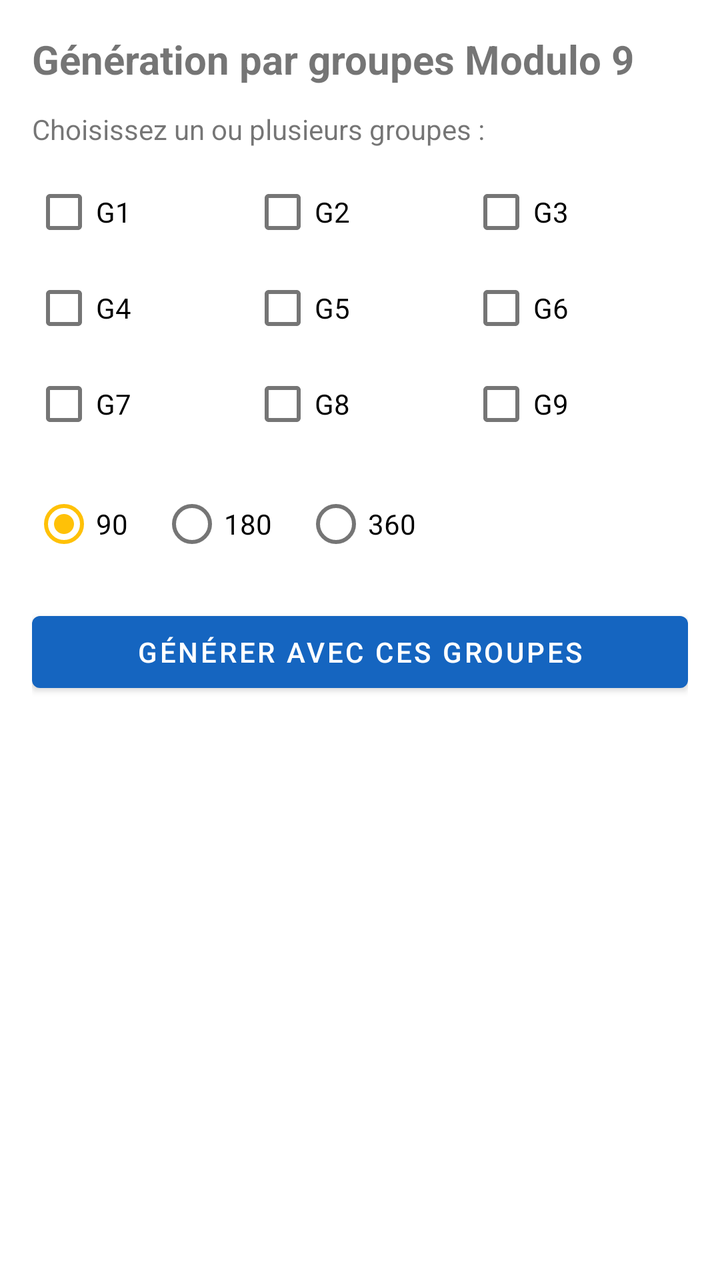
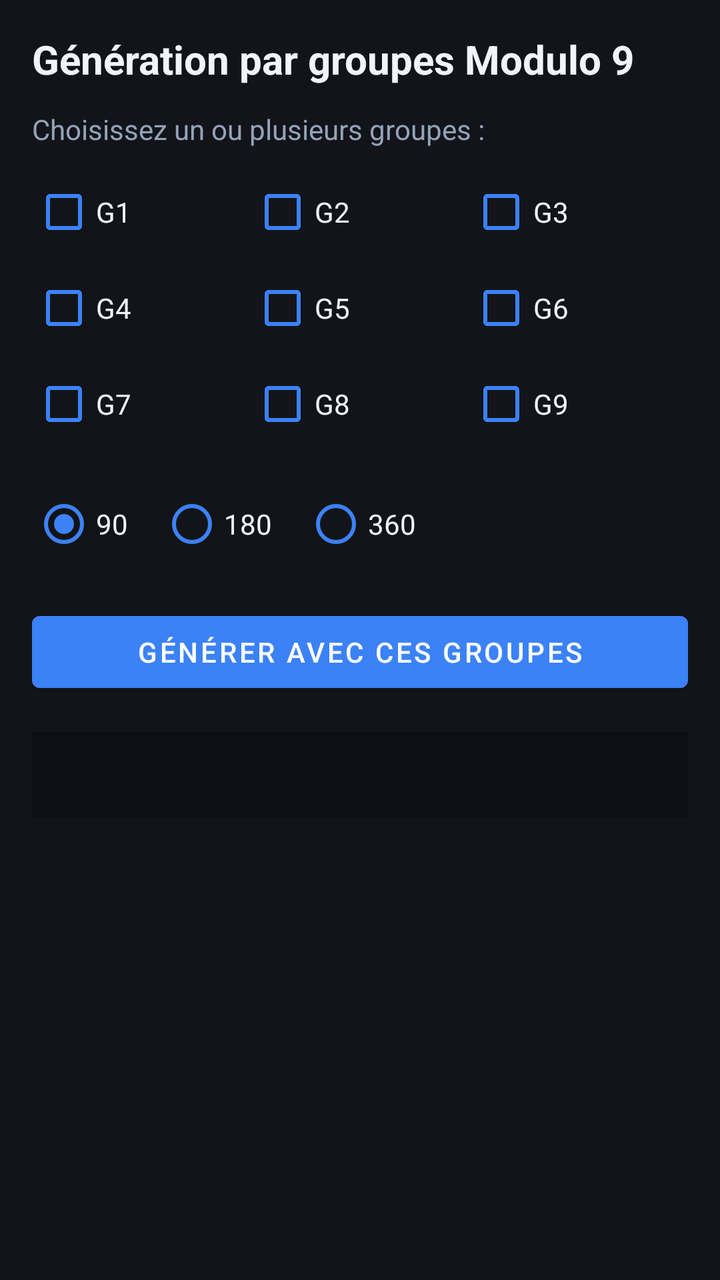

Before-and-after screenshots of an Android layout around one commit, followed by the original layout XML and the change that was made.
<!-- AndroidManifest.xml: application theme Theme.SAMEGLOBAL_LOTO5_90 -->
<!-- res/layout/activity_modulo.xml -->
<?xml version="1.0" encoding="utf-8"?>
<LinearLayout xmlns:android="http://schemas.android.com/apk/res/android"
    android:layout_width="match_parent"
    android:layout_height="match_parent"
    android:orientation="vertical"
    android:padding="16dp">

    <TextView
        android:layout_width="wrap_content"
        android:layout_height="wrap_content"
        android:text="Génération par groupes Modulo 9"
        android:textSize="20sp"
        android:textStyle="bold"
        android:layout_marginBottom="12dp" />

    <TextView
        android:layout_width="wrap_content"
        android:layout_height="wrap_content"
        android:text="Choisissez un ou plusieurs groupes :"
        android:layout_marginBottom="8dp" />

    <GridLayout
        android:layout_width="match_parent"
        android:layout_height="wrap_content"
        android:columnCount="3"
        android:layout_marginBottom="12dp">

        <CheckBox android:id="@+id/cbG1" android:text="G1" android:layout_width="0dp" android:layout_columnWeight="1" android:layout_height="wrap_content" />
        <CheckBox android:id="@+id/cbG2" android:text="G2" android:layout_width="0dp" android:layout_columnWeight="1" android:layout_height="wrap_content" />
        <CheckBox android:id="@+id/cbG3" android:text="G3" android:layout_width="0dp" android:layout_columnWeight="1" android:layout_height="wrap_content" />
        <CheckBox android:id="@+id/cbG4" android:text="G4" android:layout_width="0dp" android:layout_columnWeight="1" android:layout_height="wrap_content" />
        <CheckBox android:id="@+id/cbG5" android:text="G5" android:layout_width="0dp" android:layout_columnWeight="1" android:layout_height="wrap_content" />
        <CheckBox android:id="@+id/cbG6" android:text="G6" android:layout_width="0dp" android:layout_columnWeight="1" android:layout_height="wrap_content" />
        <CheckBox android:id="@+id/cbG7" android:text="G7" android:layout_width="0dp" android:layout_columnWeight="1" android:layout_height="wrap_content" />
        <CheckBox android:id="@+id/cbG8" android:text="G8" android:layout_width="0dp" android:layout_columnWeight="1" android:layout_height="wrap_content" />
        <CheckBox android:id="@+id/cbG9" android:text="G9" android:layout_width="0dp" android:layout_columnWeight="1" android:layout_height="wrap_content" />

    </GridLayout>

    <RadioGroup
        android:id="@+id/rgNombreGrillesModulo"
        android:layout_width="wrap_content"
        android:layout_height="wrap_content"
        android:orientation="horizontal"
        android:layout_marginBottom="16dp">

        <RadioButton
            android:id="@+id/rbModulo90"
            android:layout_width="wrap_content"
            android:layout_height="wrap_content"
            android:text="90"
            android:checked="true" />

        <RadioButton
            android:id="@+id/rbModulo180"
            android:layout_width="wrap_content"
            android:layout_height="wrap_content"
            android:layout_marginStart="16dp"
            android:text="180" />

        <RadioButton
            android:id="@+id/rbModulo360"
            android:layout_width="wrap_content"
            android:layout_height="wrap_content"
            android:layout_marginStart="16dp"
            android:text="360" />

    </RadioGroup>

    <Button
        android:id="@+id/btnGenererModulo"
        android:layout_width="match_parent"
        android:layout_height="wrap_content"
        android:text="GÉNÉRER AVEC CES GROUPES"
        android:layout_marginBottom="16dp" />

    <ScrollView
        android:layout_width="match_parent"
        android:layout_height="0dp"
        android:layout_weight="1">

        <TextView
            android:id="@+id/tvResultatModulo"
            android:layout_width="match_parent"
            android:layout_height="wrap_content"
            android:textSize="14sp"
            android:fontFamily="monospace" />

    </ScrollView>

</LinearLayout>
<!-- resources referenced by this layout -->
<resources>
  <style name="Theme.SAMEGLOBAL_LOTO5_90" parent="Theme.MaterialComponents.Light.DarkActionBar">
          <item name="colorPrimary">@color/colorPrimary</item>
          <item name="colorPrimaryVariant">@color/colorPrimaryDark</item>
          <item name="colorOnPrimary">#FFFFFF</item>
          <item name="colorSecondary">@color/colorAccent</item>
          <item name="colorSecondaryVariant">@color/colorAccent</item>
          <item name="colorOnSecondary">#000000</item>
          <item name="android:statusBarColor" tools:targetApi="l">@color/colorPrimaryDark</item>
      </style>
  <color name="colorPrimary">#1565C0</color>
  <color name="colorPrimaryDark">#0D47A1</color>
  <color name="colorAccent">#FFC107</color>
</resources>

<!-- the commit's change to res/layout/activity_modulo.xml (unified diff, before → after) -->
@@ -3,6 +3,7 @@
     android:layout_width="match_parent"
     android:layout_height="match_parent"
     android:orientation="vertical"
+    android:background="@color/backgroundDark"
     android:padding="16dp">
 
     <TextView
@@ -11,12 +12,14 @@
         android:text="Génération par groupes Modulo 9"
         android:textSize="20sp"
         android:textStyle="bold"
+        android:textColor="@color/textPrimary"
         android:layout_marginBottom="12dp" />
 
     <TextView
         android:layout_width="wrap_content"
         android:layout_height="wrap_content"
         android:text="Choisissez un ou plusieurs groupes :"
+        android:textColor="@color/textSecondary"
         android:layout_marginBottom="8dp" />
 
     <GridLayout
@@ -25,15 +28,15 @@
         android:columnCount="3"
         android:layout_marginBottom="12dp">
 
-        <CheckBox android:id="@+id/cbG1" android:text="G1" android:layout_width="0dp" android:layout_columnWeight="1" android:layout_height="wrap_content" />
-        <CheckBox android:id="@+id/cbG2" android:text="G2" android:layout_width="0dp" android:layout_columnWeight="1" android:layout_height="wrap_content" />
-        <CheckBox android:id="@+id/cbG3" android:text="G3" android:layout_width="0dp" android:layout_columnWeight="1" android:layout_height="wrap_content" />
-        <CheckBox android:id="@+id/cbG4" android:text="G4" android:layout_width="0dp" android:layout_columnWeight="1" android:layout_height="wrap_content" />
-        <CheckBox android:id="@+id/cbG5" android:text="G5" android:layout_width="0dp" android:layout_columnWeight="1" android:layout_height="wrap_content" />
-        <CheckBox android:id="@+id/cbG6" android:text="G6" android:layout_width="0dp" android:layout_columnWeight="1" android:layout_height="wrap_content" />
-        <CheckBox android:id="@+id/cbG7" android:text="G7" android:layout_width="0dp" android:layout_columnWeight="1" android:layout_height="wrap_content" />
-        <CheckBox android:id="@+id/cbG8" android:text="G8" android:layout_width="0dp" android:layout_columnWeight="1" android:layout_height="wrap_content" />
-        <CheckBox android:id="@+id/cbG9" android:text="G9" android:layout_width="0dp" android:layout_columnWeight="1" android:layout_height="wrap_content" />
+        <CheckBox android:id="@+id/cbG1" android:text="G1" android:textColor="@color/textPrimary" android:buttonTint="@color/colorPrimary" android:layout_width="0dp" android:layout_columnWeight="1" android:layout_height="wrap_content" />
+        <CheckBox android:id="@+id/cbG2" android:text="G2" android:textColor="@color/textPrimary" android:buttonTint="@color/colorPrimary" android:layout_width="0dp" android:layout_columnWeight="1" android:layout_height="wrap_content" />
+        <CheckBox android:id="@+id/cbG3" android:text="G3" android:textColor="@color/textPrimary" android:buttonTint="@color/colorPrimary" android:layout_width="0dp" android:layout_columnWeight="1" android:layout_height="wrap_content" />
+        <CheckBox android:id="@+id/cbG4" android:text="G4" android:textColor="@color/textPrimary" android:buttonTint="@color/colorPrimary" android:layout_width="0dp" android:layout_columnWeight="1" android:layout_height="wrap_content" />
+        <CheckBox android:id="@+id/cbG5" android:text="G5" android:textColor="@color/textPrimary" android:buttonTint="@color/colorPrimary" android:layout_width="0dp" android:layout_columnWeight="1" android:layout_height="wrap_content" />
+        <CheckBox android:id="@+id/cbG6" android:text="G6" android:textColor="@color/textPrimary" android:buttonTint="@color/colorPrimary" android:layout_width="0dp" android:layout_columnWeight="1" android:layout_height="wrap_content" />
+        <CheckBox android:id="@+id/cbG7" android:text="G7" android:textColor="@color/textPrimary" android:buttonTint="@color/colorPrimary" android:layout_width="0dp" android:layout_columnWeight="1" android:layout_height="wrap_content" />
+        <CheckBox android:id="@+id/cbG8" android:text="G8" android:textColor="@color/textPrimary" android:buttonTint="@color/colorPrimary" android:layout_width="0dp" android:layout_columnWeight="1" android:layout_height="wrap_content" />
+        <CheckBox android:id="@+id/cbG9" android:text="G9" android:textColor="@color/textPrimary" android:buttonTint="@color/colorPrimary" android:layout_width="0dp" android:layout_columnWeight="1" android:layout_height="wrap_content" />
 
     </GridLayout>
 
@@ -49,6 +52,8 @@
             android:layout_width="wrap_content"
             android:layout_height="wrap_content"
             android:text="90"
+            android:textColor="@color/textPrimary"
+            android:buttonTint="@color/colorPrimary"
             android:checked="true" />
 
         <RadioButton
@@ -56,14 +61,18 @@
             android:layout_width="wrap_content"
             android:layout_height="wrap_content"
             android:layout_marginStart="16dp"
-            android:text="180" />
+            android:text="180"
+            android:textColor="@color/textPrimary"
+            android:buttonTint="@color/colorPrimary" />
 
         <RadioButton
             android:id="@+id/rbModulo360"
             android:layout_width="wrap_content"
             android:layout_height="wrap_content"
             android:layout_marginStart="16dp"
-            android:text="360" />
+            android:text="360"
+            android:textColor="@color/textPrimary"
+            android:buttonTint="@color/colorPrimary" />
 
     </RadioGroup>
 
@@ -72,6 +81,8 @@
         android:layout_width="match_parent"
         android:layout_height="wrap_content"
         android:text="GÉNÉRER AVEC CES GROUPES"
+        android:backgroundTint="@color/colorPrimary"
+        android:textColor="#FFFFFF"
         android:layout_marginBottom="16dp" />
 
     <ScrollView
@@ -83,6 +94,9 @@
             android:id="@+id/tvResultatModulo"
             android:layout_width="match_parent"
             android:layout_height="wrap_content"
+            android:background="@color/surfaceDarker"
+            android:padding="12dp"
+            android:textColor="@color/textPrimary"
             android:textSize="14sp"
             android:fontFamily="monospace" />
 
<!-- resource entries referenced after the edit -->
@@ -1,16 +1,28 @@
 <!-- resources referenced by this layout -->
 <resources>
-  <style name="Theme.SAMEGLOBAL_LOTO5_90" parent="Theme.MaterialComponents.Light.DarkActionBar">
+  <color name="backgroundDark">#12141A</color>
+  <style name="Theme.SAMEGLOBAL_LOTO5_90" parent="Theme.MaterialComponents.NoActionBar">
           <item name="colorPrimary">@color/colorPrimary</item>
           <item name="colorPrimaryVariant">@color/colorPrimaryDark</item>
           <item name="colorOnPrimary">#FFFFFF</item>
           <item name="colorSecondary">@color/colorAccent</item>
           <item name="colorSecondaryVariant">@color/colorAccent</item>
-          <item name="colorOnSecondary">#000000</item>
-          <item name="android:statusBarColor" tools:targetApi="l">@color/colorPrimaryDark</item>
+          <item name="colorOnSecondary">#FFFFFF</item>
+  
+          <item name="android:windowBackground">@color/backgroundDark</item>
+          <item name="android:textColorPrimary">@color/textPrimary</item>
+          <item name="android:textColorSecondary">@color/textSecondary</item>
+  
+          <item name="android:statusBarColor" tools:targetApi="l">@color/surfaceDark</item>
+          <item name="android:navigationBarColor" tools:targetApi="l">@color/backgroundDark</item>
+          <item name="android:windowLightStatusBar" tools:targetApi="m">false</item>
       </style>
-  <color name="colorPrimary">#1565C0</color>
-  <color name="colorPrimaryDark">#0D47A1</color>
-  <color name="colorAccent">#FFC107</color>
+  <color name="colorPrimary">#3B82F6</color>
+  <color name="surfaceDarker">#0D0F14</color>
+  <color name="textPrimary">#F1F5F9</color>
+  <color name="textSecondary">#94A3B8</color>
+  <color name="colorPrimaryDark">#1E3A8A</color>
+  <color name="colorAccent">#3B82F6</color>
+  <color name="surfaceDark">#1A1D24</color>
 </resources>
 
